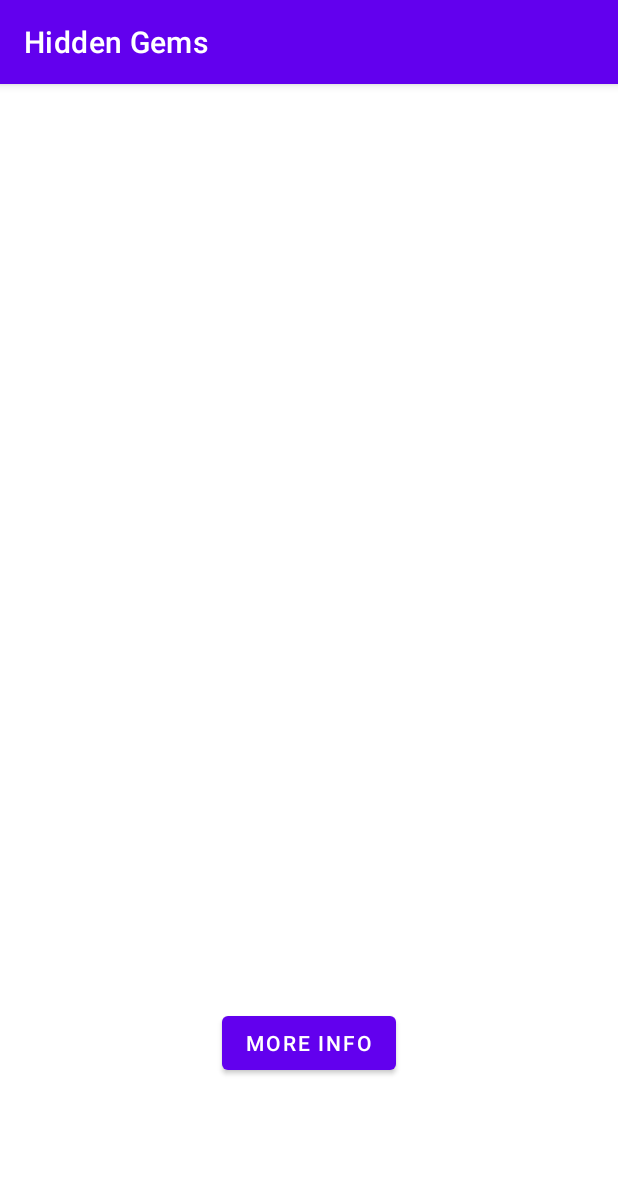
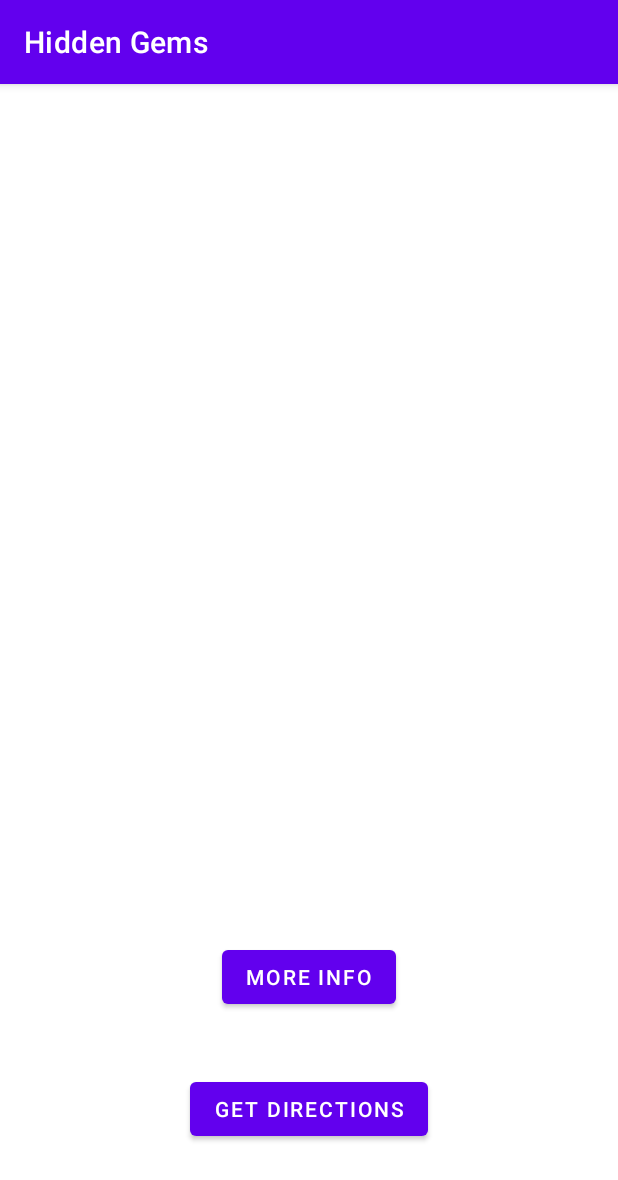
Before and after one commit to aichuley/HiddenGemsTouristSpots, an Android app: the CardDetailedActivity screen opened directly, with no data from a screen before it, on a phone screen of 412 x 824 dp. Shown: the top 1180 px of the screen. Run offline under Robolectric (Android 15) with nearby library versions, the phone set to English and light mode, and no system bars; pictures from the network do not load; 1 statement that could not run was skipped.

Commit message:
added ability to get directions to spot by launching implicit intent to google maps - Ashley

```diff
--- a/app/src/main/java/com/example/hiddengemstouristspots/CardDetailedActivity.kt
+++ b/app/src/main/java/com/example/hiddengemstouristspots/CardDetailedActivity.kt
@@ -5,6 +5,7 @@ import android.graphics.Bitmap
 import android.graphics.BitmapFactory
 import android.net.Uri
 import android.os.Bundle
+import android.widget.Toast
 import androidx.appcompat.app.AppCompatActivity
 import com.example.hiddengemstouristspots.databinding.CardDetailedBinding
 
@@ -25,6 +26,7 @@ class CardDetailedActivity : AppCompatActivity(){
         val rating = getIntent().getStringExtra("RATING")
         val image_id = getIntent().getIntExtra("IMAGE_ID", -1)
         val imageUri = getIntent().getStringExtra("IMAGE_URI")
+        val city = getIntent().getStringExtra("CITY")
 
         binding.name.setText(name)
         binding.longDescription.setText(long_summary)
@@ -40,5 +42,10 @@ class CardDetailedActivity : AppCompatActivity(){
             val intent = Intent(Intent.ACTION_VIEW, queryUrl)
             startActivity(intent)
         }
+        binding.getDirections2.setOnClickListener{
+            val queryUrl: Uri = Uri.parse("https://www.google.com/maps/dir//${name}${city}")
+            val intent = Intent(Intent.ACTION_VIEW, queryUrl)
+            startActivity(intent)
+        }
     }
 }
--- a/app/src/main/res/layout/card_detailed.xml
+++ b/app/src/main/res/layout/card_detailed.xml
@@ -60,6 +60,7 @@
             app:layout_constraintStart_toStartOf="parent"
             app:layout_constraintTop_toBottomOf="@+id/rating"
             tools:text="test"/>
+
         <Button
             android:id="@+id/get_directions"
             android:layout_width="wrap_content"
@@ -70,6 +71,17 @@
             app:layout_constraintStart_toStartOf="parent"
             app:layout_constraintTop_toBottomOf="@+id/long_description" />
 
+        <Button
+            android:id="@+id/get_directions2"
+            android:layout_width="wrap_content"
+            android:layout_height="wrap_content"
+            android:layout_marginTop="40dp"
+            android:text="@string/get_dirs"
+            app:layout_constraintEnd_toEndOf="parent"
+            app:layout_constraintStart_toStartOf="parent"
+            app:layout_constraintTop_toBottomOf="@+id/long_description"
+            tools:text="Directions" />
+
     </LinearLayout>
 
 </ScrollView>
--- a/app/src/main/res/values/strings.xml
+++ b/app/src/main/res/values/strings.xml
@@ -47,4 +47,5 @@
     <string name="type_a_review">Type a review</string>
     <string name="enter_rating">Enter rating:</string>
     <string name="more_info">More info</string>
+    <string name="get_dirs">Get Directions</string>
 </resources>
```
Also changed, not shown: 2 other files.
